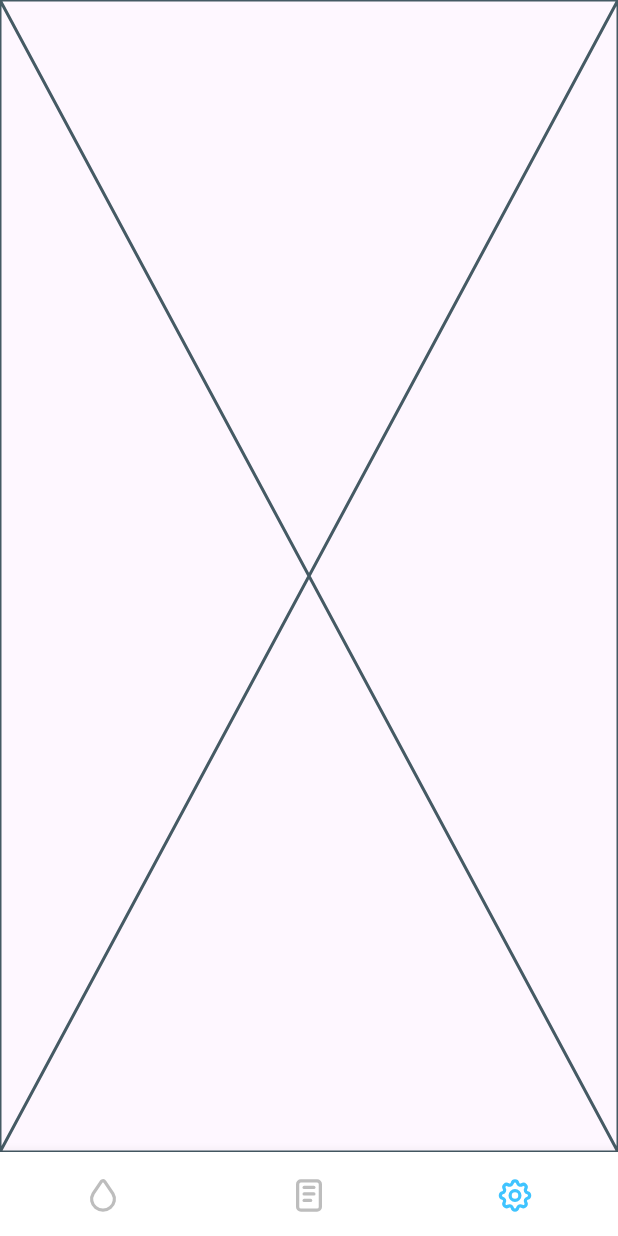
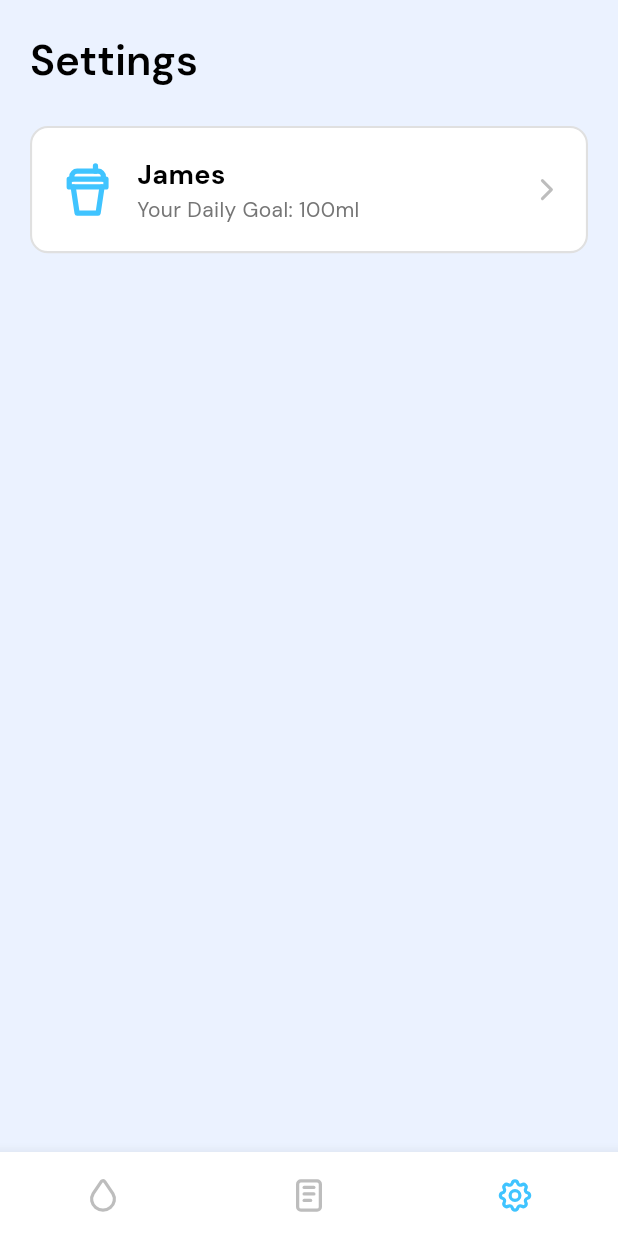
Before and after one commit to devwraithe/water_intake_reminder, a Flutter app: the screen it shows after launch, item 3 of the bottom bar chosen, on a phone screen of 412 x 824 dp. Run offline on Flutter 3.47's test engine with Material 3 defaults, Android fonts, the phone set to English and light mode, and no system bars; our stand-ins replace flutter_tabler_icons.

Commit message:
add set custom daily water goal

```diff
--- a/lib/core/helpers/text_style_helper.dart
+++ b/lib/core/helpers/text_style_helper.dart
@@ -1,6 +1,31 @@
 import 'package:flutter/material.dart';
 
 class TextStyleHelper {
+  static ds({Color? color, FontWeight? weight}) {
+    return TextStyle(
+      fontSize: 28,
+      fontWeight: weight ?? FontWeight.w600,
+      color: color ?? Colors.black,
+      letterSpacing: 0,
+    );
+  }
+
+  static hllText({Color? color, FontWeight? weight}) {
+    return TextStyle(
+      fontSize: 28,
+      fontWeight: weight ?? FontWeight.w400,
+      color: color ?? Colors.black,
+    );
+  }
+
+  static hlmText({Color? color, FontWeight? weight}) {
+    return TextStyle(
+      fontSize: 22,
+      fontWeight: weight ?? FontWeight.w400,
+      color: color ?? Colors.black,
+    );
+  }
+
   static hlText({Color? color, FontWeight? weight}) {
     return TextStyle(
       fontSize: 18,
--- a/lib/presentation/screens/tabs/settings_tab.dart
+++ b/lib/presentation/screens/tabs/settings_tab.dart
@@ -1,4 +1,7 @@
 import 'package:flutter/material.dart';
+import 'package:flutter_tabler_icons/flutter_tabler_icons.dart';
+
+import '../../../core/helpers/text_style_helper.dart';
 
 class SettingsTab extends StatefulWidget {
   const SettingsTab({super.key});
@@ -10,6 +13,145 @@ class SettingsTab extends StatefulWidget {
 class _SettingsTabState extends State<SettingsTab> {
   @override
   Widget build(BuildContext context) {
-    return const Placeholder();
+    return Scaffold(
+      backgroundColor: Colors.lightBlueAccent.withOpacity(0.1),
+      body: SingleChildScrollView(
+        padding: const EdgeInsets.all(20),
+        child: Column(
+          crossAxisAlignment: CrossAxisAlignment.start,
+          children: [
+            Text(
+              "Settings",
+              style: TextStyleHelper.ds(),
+            ),
+            const SizedBox(height: 24),
+            _dailyGoal(),
+          ],
+        ),
+      ),
+    );
+  }
+
+  _dailyGoal() {
+    return GestureDetector(
+      onTap: () => _setDailyGoal(),
+      child: Container(
+        decoration: BoxDecoration(
+          color: Colors.white,
+          borderRadius: BorderRadius.circular(12),
+          border: Border.all(
+            color: Colors.grey[300]!,
+            width: 1.4,
+          ),
+        ),
+        padding: const EdgeInsets.fromLTRB(16, 18, 14, 18),
+        child: Row(
+          children: [
+            const Icon(
+              TablerIcons.cup,
+              size: 42,
+              color: Colors.lightBlueAccent,
+            ),
+            const SizedBox(width: 12),
+            Expanded(
+              child: Row(
+                mainAxisAlignment: MainAxisAlignment.spaceBetween,
+                children: [
+                  Column(
+                    crossAxisAlignment: CrossAxisAlignment.start,
+                    children: [
+                      Text(
+                        "James",
+                        style: TextStyleHelper.hlText(
+                          weight: FontWeight.w700,
+                        ),
+                      ),
+                      Text(
+                        "Your Daily Goal: 100ml",
+                        style: TextStyleHelper.mdText(
+                          color: Colors.grey[600]!,
+                        ),
+                      ),
+                    ],
+                  ),
+                  Icon(
+                    TablerIcons.chevron_right,
+                    color: Colors.grey[400]!,
+                  ),
+                ],
+              ),
+            ),
+          ],
+        ),
+      ),
+    );
+  }
+
+  // Sheet to set daily goal
+  _setDailyGoal() {
+    showModalBottomSheet(
+      context: context,
+      builder: (context) {
+        return Padding(
+          padding: const EdgeInsets.symmetric(
+            horizontal: 20,
+            vertical: 28,
+          ),
+          child: Column(
+            mainAxisSize: MainAxisSize.min,
+            children: [
+              Row(
+                mainAxisAlignment: MainAxisAlignment.spaceBetween,
+                children: [
+                  const Icon(
+                    TablerIcons.circle_x_filled,
+                    color: Colors.lightBlueAccent,
+                    size: 26,
+                  ),
+                  Text(
+                    "Set Daily Goal",
+                    style: TextStyleHelper.hlText(
+                      weight: FontWeight.w700,
+                    ),
+                  ),
+                  const Icon(
+                    TablerIcons.circle_check_filled,
+                    color: Colors.lightBlueAccent,
+                    size: 26,
+                  ),
+                ],
+              ),
+              const SizedBox(height: 60),
+              Row(
+                mainAxisAlignment: MainAxisAlignment.center,
+                children: [
+                  Text(
+                    "1,478",
+                    style: TextStyleHelper.hllText(
+                      weight: FontWeight.w700,
+                    ),
+                  ),
+                  Text(
+                    "ml",
+                    style: TextStyleHelper.hllText(
+                      weight: FontWeight.w700,
+                      color: Colors.grey,
+                    ),
+                  ),
+                ],
+              ),
+              Text(
+                "(50oz)",
+                style: TextStyleHelper.lgText(
+                  weight: FontWeight.w500,
+                  color: Colors.grey,
+                ),
+              ),
+              const SizedBox(height: 60),
+            ],
+          ),
+        );
+      },
+    );
   }
 }
```
